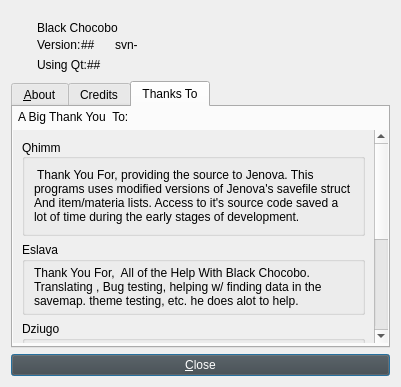
sithlord48/blackchocobo, file about.ui: the form before one commit.
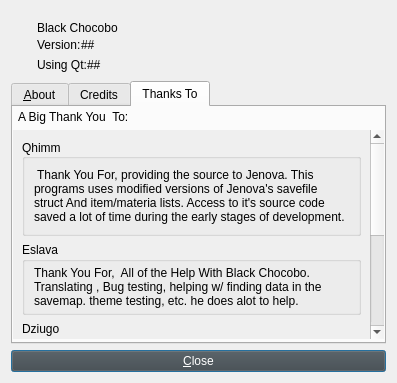
The form after the commit. The open tabs and pages were chosen to show the change. Icons and pictures are not drawn.

Commit message: FF7Save: set blocks default size to 1 on export psx. (remove warning) About Dialog: clean up remaining svn version parts. MainWindow: Remove Messagebox shown before viewing a non ff7 save. Lang Files: updated for string removal

The edit to the form file:
```diff
--- a/about.ui
+++ b/about.ui
@@ -9,8 +9,8 @@
    <rect>
     <x>0</x>
     <y>0</y>
-    <width>401</width>
-    <height>387</height>
+    <width>397</width>
+    <height>383</height>
    </rect>
   </property>
   <property name="windowTitle">
@@ -182,7 +182,7 @@
             <enum>Qt::Horizontal</enum>
            </property>
            <property name="sizeType">
-            <enum>QSizePolicy::Fixed</enum>
+            <enum>QSizePolicy::Expanding</enum>
            </property>
            <property name="sizeHint" stdset="0">
             <size>
@@ -192,40 +192,6 @@
            </property>
           </spacer>
          </item>
-         <item>
-          <layout class="QHBoxLayout" name="horizontalLayout_24">
-           <item>
-            <widget class="QLabel" name="lbl_svn_lbl">
-             <property name="text">
-              <string notr="true">svn-</string>
-             </property>
-             <property name="smaller_text" stdset="0">
-              <bool>true</bool>
-             </property>
-            </widget>
-           </item>
-           <item>
-            <widget class="QLabel" name="lbl_svn_version">
-             <property name="smaller_text" stdset="0">
-              <bool>true</bool>
-             </property>
-            </widget>
-           </item>
-           <item>
-            <spacer name="horizontalSpacer">
-             <property name="orientation">
-              <enum>Qt::Horizontal</enum>
-             </property>
-             <property name="sizeHint" stdset="0">
-              <size>
-               <width>40</width>
-               <height>20</height>
-              </size>
-             </property>
-            </spacer>
-           </item>
-          </layout>
-         </item>
         </layout>
        </item>
        <item>
@@ -1631,8 +1597,8 @@
            <rect>
             <x>0</x>
             <y>0</y>
-            <width>110</width>
-            <height>942</height>
+            <width>363</width>
+            <height>382</height>
            </rect>
           </property>
           <layout class="QVBoxLayout" name="verticalLayout_11">
```
Left out of the diff: 2 changed lines with no effect on the pictures. The commit also changes 9 other files.
